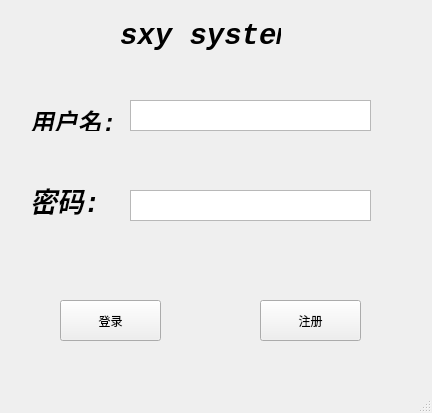
Above: system/UImain.ui from sxy2011/python before the change. Below: the same form after it.
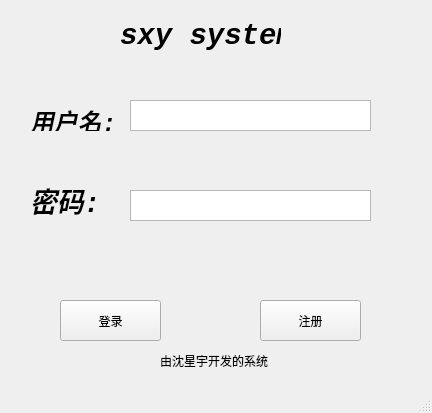
That is the form after the change.

```diff
--- a/system/UImain.ui
+++ b/system/UImain.ui
@@ -126,6 +126,19 @@
                     </rect>
                 </property>
             </widget>
+            <widget class="QLabel" name="label_4">
+                <property name="geometry">
+                    <rect>
+                        <x>160</x>
+                        <y>350</y>
+                        <width>121</width>
+                        <height>21</height>
+                    </rect>
+                </property>
+                <property name="text">
+                    <string>由沈星宇开发的系统</string>
+                </property>
+            </widget>
         </widget>
         <widget class="QMenuBar" name="menubar">
             <property name="geometry">
```
Left out of the diff: 2 changed lines with no effect on the pictures.
